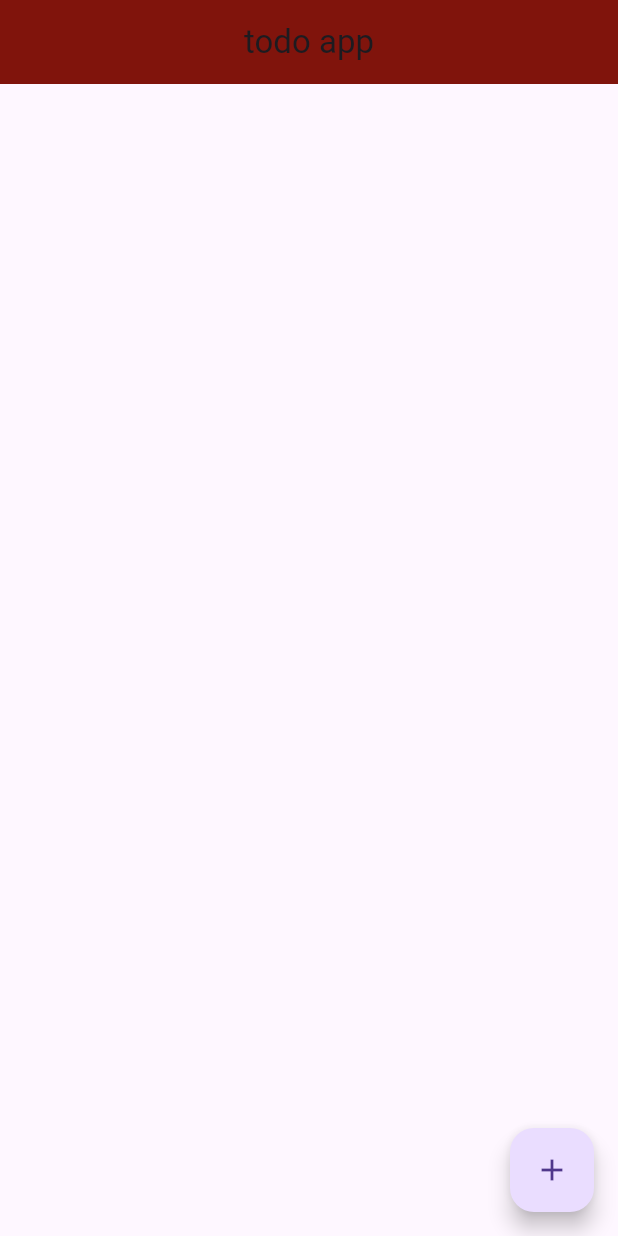
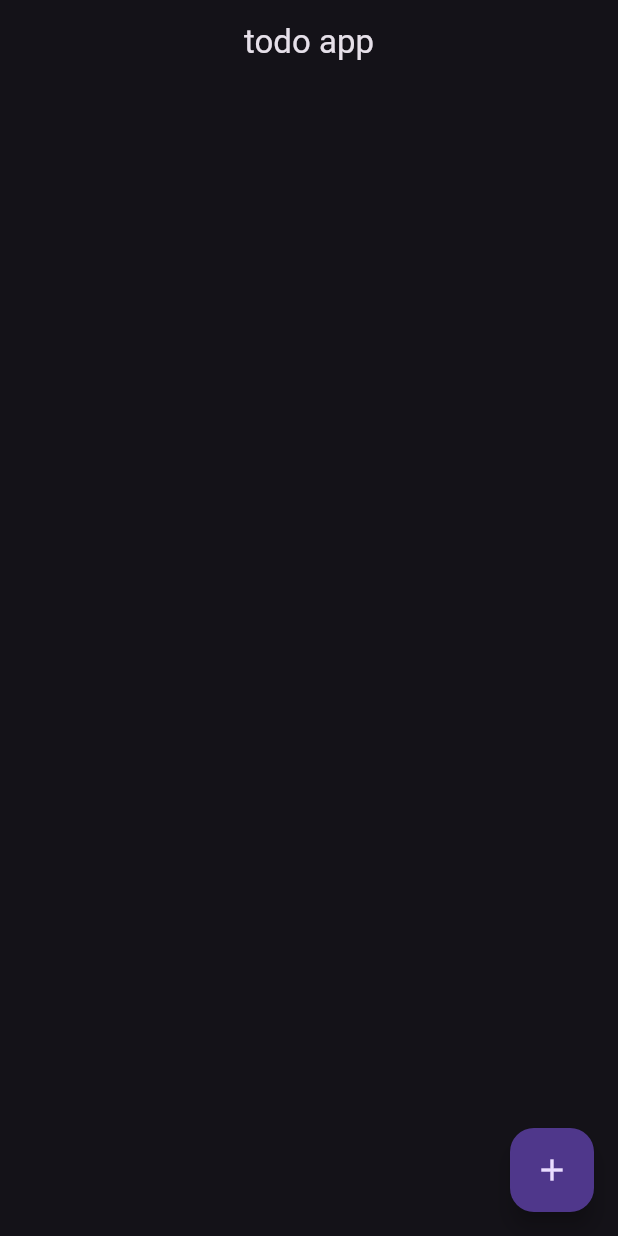
Before and after one commit to nebiyuu/Todos, a Flutter app: the screen it shows after launch, on a phone screen of 412 x 824 dp. Run offline on Flutter 3.47's test engine with Material 3 defaults, Android fonts, the phone set to English and light mode, and no system bars.

Commit message:
icons and theme change

```diff
--- a/lib/main.dart
+++ b/lib/main.dart
@@ -31,11 +31,14 @@ List<Todo> todos = [
 ];
 
 void main() => runApp(MaterialApp(
+      // Dark theme configuration
+      theme: ThemeData.dark(),
       home: Neww(
         todos: todos,
         storage: Tododb(),
       ),
     ));
+
 
 class Tododb {
   Future<String> get _localPath async {
@@ -111,8 +114,7 @@ class _NewwState extends State<Neww> {
     return Scaffold(
       appBar: AppBar(
         title: const Text("todo app"),
-        backgroundColor: const Color.fromARGB(255, 128, 20, 12),
-        centerTitle: true,
+         centerTitle: true,
       ),
       body: ListView.builder(
         itemCount: widget.todos.length,
```
Also changed, not shown: pubspec.yaml (+4 -3 lines), assetes/icon/iconss.png (renamed from assetes/iconss.png), assetes/icon/logo.jpg (added), 28 other files.
